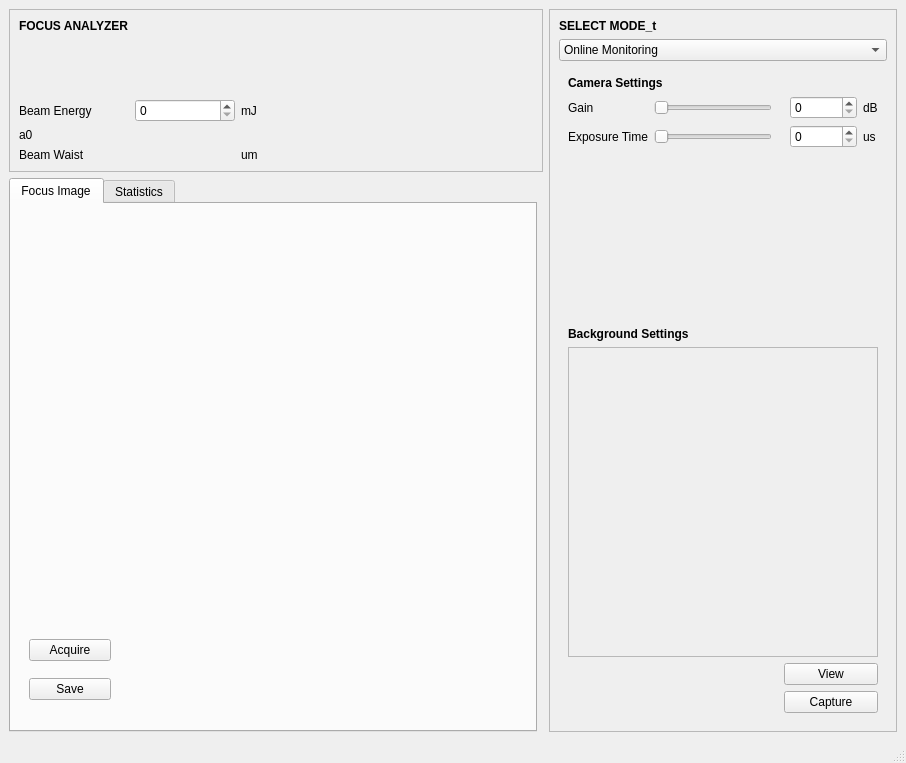
Old version of the form FocusDiagnostics/focusdiagnosticsmainwindow.ui in the repository dungducphan/TauExperimentDataAnalyzer.
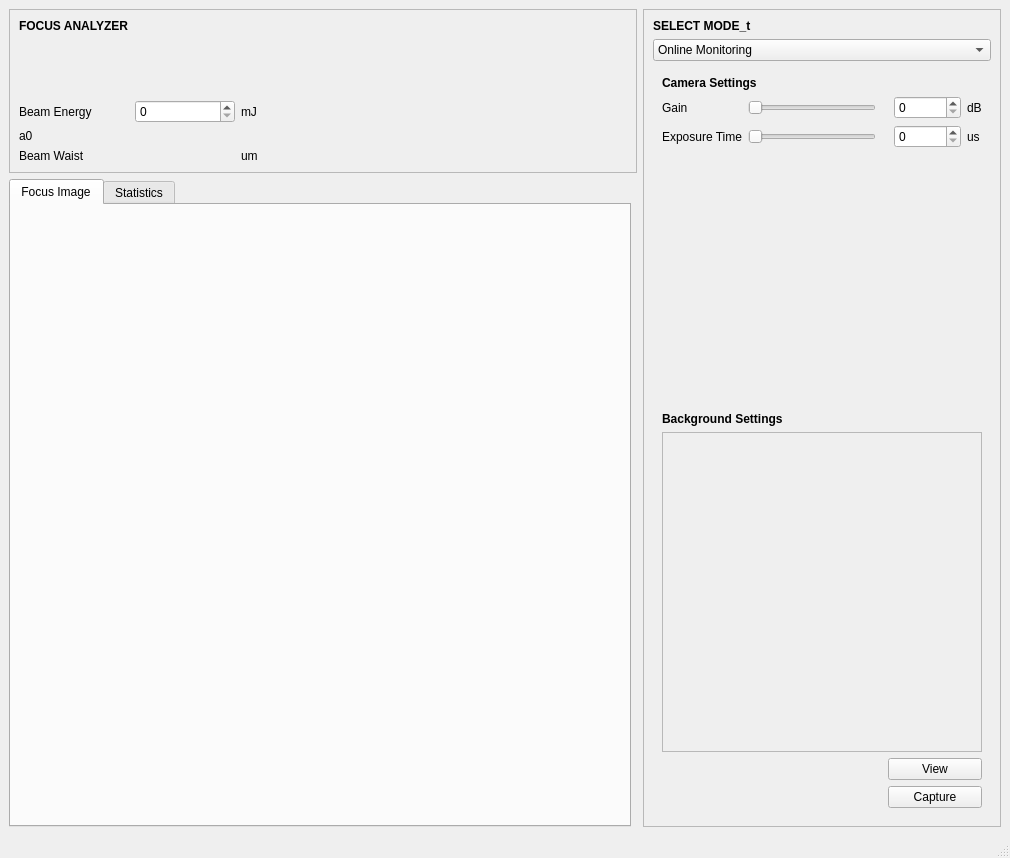
New version of the form.

Commit message: Import image data from file.

```diff
--- a/FocusDiagnostics/focusdiagnosticsmainwindow.ui
+++ b/FocusDiagnostics/focusdiagnosticsmainwindow.ui
@@ -6,8 +6,8 @@
    <rect>
     <x>0</x>
     <y>0</y>
-    <width>906</width>
-    <height>763</height>
+    <width>1010</width>
+    <height>858</height>
    </rect>
   </property>
   <property name="sizePolicy">
@@ -118,8 +118,8 @@
                <widget class="QWidget" name="widget_LIVE_BKGD_IMAGE" native="true">
                 <property name="minimumSize">
                  <size>
-                  <width>290</width>
-                  <height>290</height>
+                  <width>300</width>
+                  <height>300</height>
                  </size>
                 </property>
                 <property name="maximumSize">
@@ -401,55 +401,15 @@
        </attribute>
        <layout class="QGridLayout" name="gridLayout_3">
         <item row="0" column="0">
-         <widget class="QWidget" name="widget_IMAGE_PY" native="true">
-          <property name="minimumSize">
-           <size>
-            <width>100</width>
-            <height>400</height>
-           </size>
-          </property>
-         </widget>
-        </item>
-        <item row="0" column="1">
          <widget class="QWidget" name="widget_IMAGE" native="true">
           <property name="minimumSize">
            <size>
-            <width>400</width>
-            <height>400</height>
+            <width>600</width>
+            <height>600</height>
            </size>
           </property>
          </widget>
         </item>
-        <item row="1" column="1">
-         <widget class="QWidget" name="widget_IMAGE_PX" native="true">
-          <property name="minimumSize">
-           <size>
-            <width>400</width>
-            <height>100</height>
-           </size>
-          </property>
-         </widget>
-        </item>
-        <item row="1" column="0">
-         <widget class="QWidget" name="widget" native="true">
-          <layout class="QVBoxLayout" name="verticalLayout_2">
-           <item>
-            <widget class="QPushButton" name="button_ACQUIRE">
-             <property name="text">
-              <string>Acquire</string>
-             </property>
-            </widget>
-           </item>
-           <item>
-            <widget class="QPushButton" name="button_SAVE_IMAGE">
-             <property name="text">
-              <string>Save</string>
-             </property>
-            </widget>
-           </item>
-          </layout>
-         </widget>
-        </item>
        </layout>
       </widget>
       <widget class="QWidget" name="tab_STAT">
```
Left out of the diff: 8 changed lines with no effect on the pictures. The commit also changes 8 other files.
